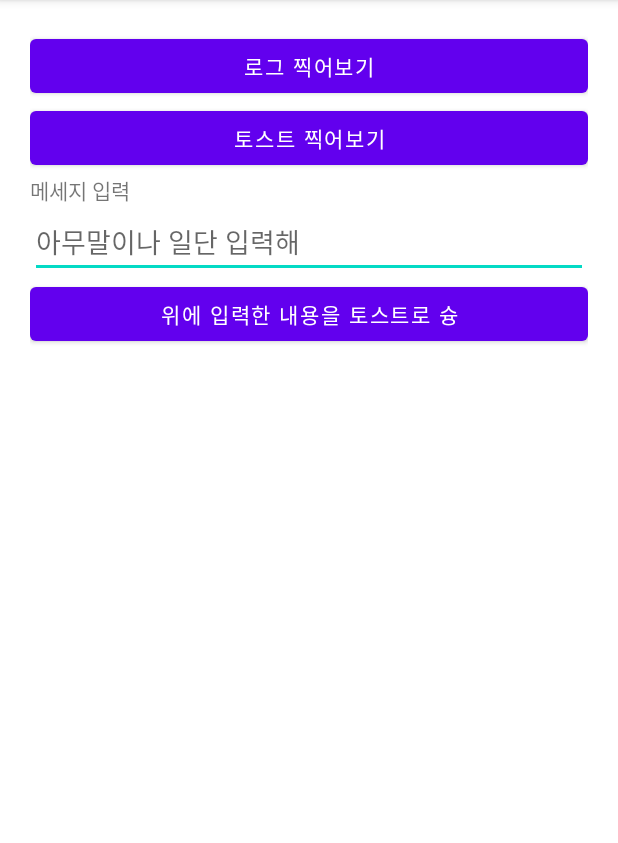
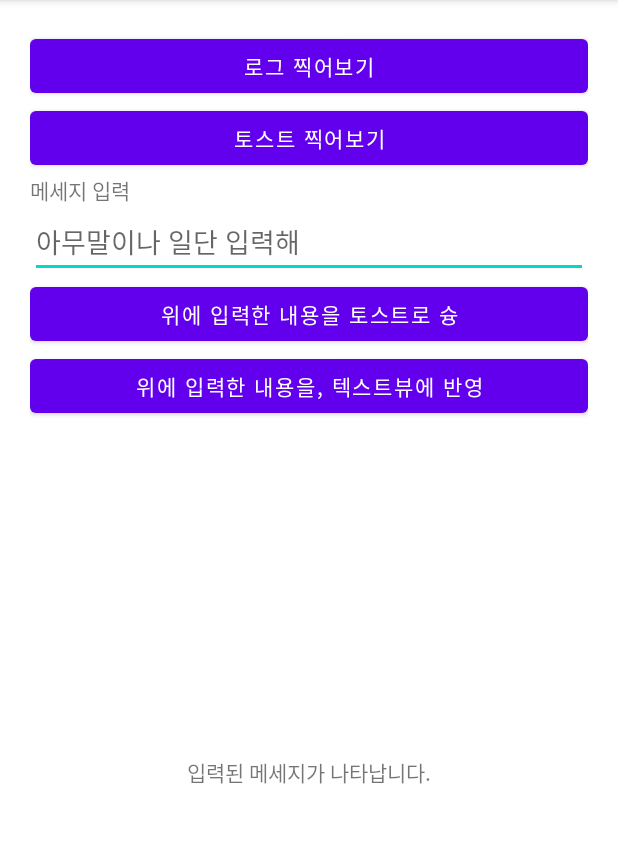
Before and after one commit to ooooo5h/KotlinBasic_20220103, an Android app: the screen it shows after launch (MainActivity), on a phone screen of 412 x 824 dp, the part 84-927 px from its top. Run offline under Robolectric (Android 15) with nearby library versions, the phone set to English and light mode, and no system bars.

Commit message:
TextView의 UI를 코틀린에서 변경해보기   - text속성에 들어갈 값 새로 대입

```diff
--- a/app/src/main/java/com/neppplus/kotlinbasic_20220103/MainActivity.kt
+++ b/app/src/main/java/com/neppplus/kotlinbasic_20220103/MainActivity.kt
@@ -41,6 +41,16 @@ class MainActivity : AppCompatActivity() {
 
         }
 
+        btnMessageTextView.setOnClickListener {
+
+//            1. 입력된 문구를 받아서 저장해야함(input같은 동작이 필요해
+            val inputMessage = edtMessage.text.toString()
+
+//            2. txtMessage의 문구로 inputMessage 반영
+            txtMessage.text = "${inputMessage} 입력됨"
+
+        }
+
 
     }
 }
--- a/app/src/main/res/layout/activity_main.xml
+++ b/app/src/main/res/layout/activity_main.xml
@@ -38,4 +38,17 @@
         android:layout_height="wrap_content"
         android:text="위에 입력한 내용을 토스트로 슝"/>
 
+    <Button
+        android:id="@+id/btnMessageTextView"
+        android:layout_width="match_parent"
+        android:layout_height="wrap_content"
+        android:text="위에 입력한 내용을, 텍스트뷰에 반영"/>
+
+    <TextView
+        android:id="@+id/txtMessage"
+        android:gravity="center"
+        android:layout_width="match_parent"
+        android:layout_height="match_parent"
+        android:text="입력된 메세지가 나타납니다." />
+
 </LinearLayout>
```
